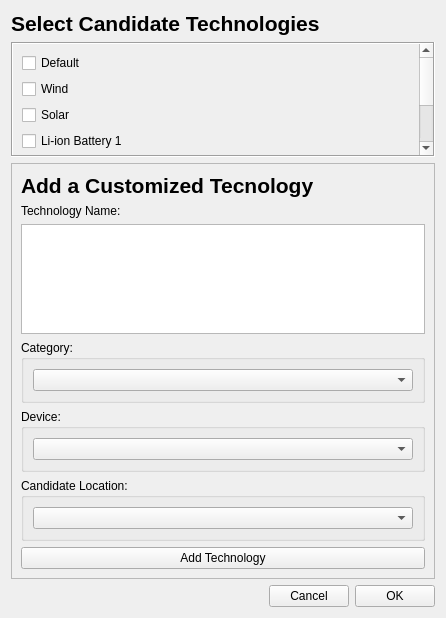
Old version of the form quest_planning/ui/forms/scenario_builder/candidate_technologies.ui in the repository sandialabs/quest_planning.
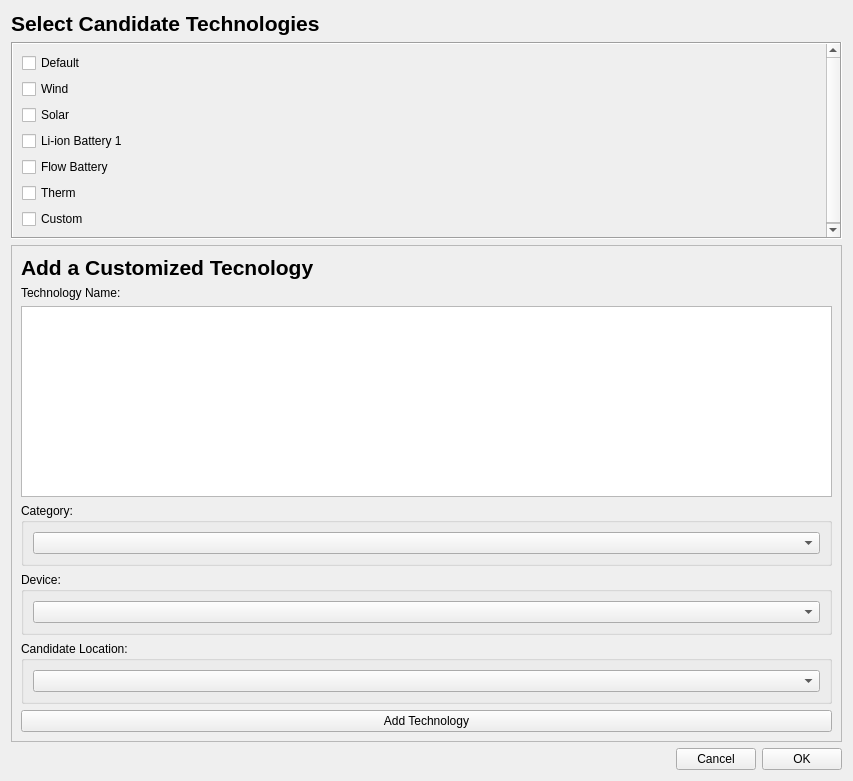
New version of the form.

Commit message: gui: complete retirement schedule selection flow

```diff
--- a/quest_planning/ui/forms/scenario_builder/candidate_technologies.ui
+++ b/quest_planning/ui/forms/scenario_builder/candidate_technologies.ui
@@ -6,8 +6,8 @@
    <rect>
     <x>0</x>
     <y>0</y>
-    <width>446</width>
-    <height>618</height>
+    <width>853</width>
+    <height>781</height>
    </rect>
   </property>
   <property name="windowTitle">
@@ -53,7 +53,7 @@
        <rect>
         <x>0</x>
         <y>0</y>
-        <width>403</width>
+        <width>810</width>
         <height>163</height>
        </rect>
       </property>
```
The commit also changes 5 other files.
